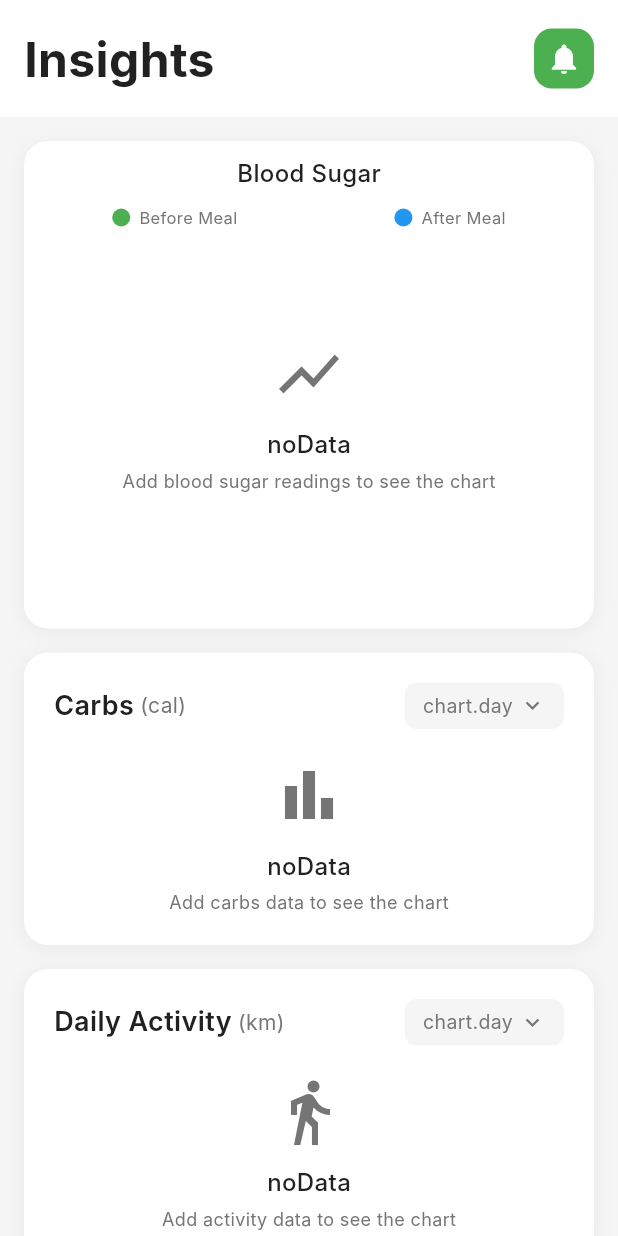
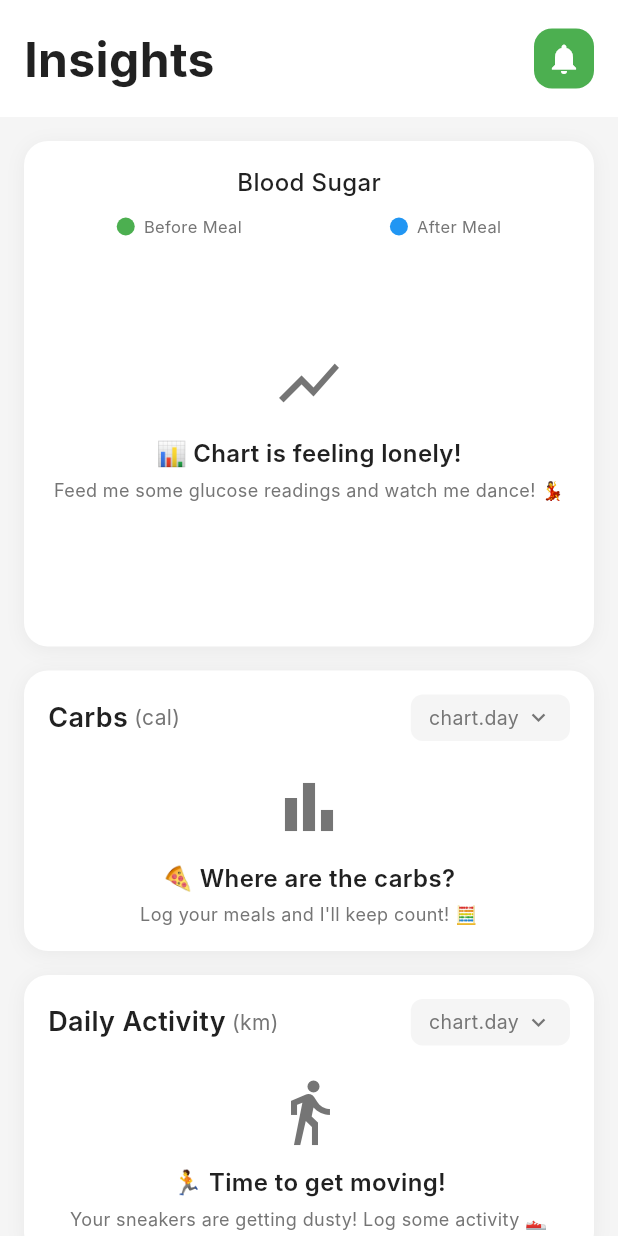
Before and after one commit to T-Man-05/diacare, a Flutter app: the InsightsPage screen opened directly, on a phone screen of 412 x 824 dp. Run offline on Flutter 3.47's test engine with Material 3 defaults, Android fonts, the phone set to English and light mode, and no system bars; our stand-ins replace equatable, fl_chart, flutter_bloc, shared_preferences, sqflite; accounts and stored records are empty; Roboto replaces fonts that are missing (Inter).

Commit message:
style(widgets): improve card styling with gradients, borders, and friendly empty states

```diff
--- a/lib/widgets/activity_chart.dart
+++ b/lib/widgets/activity_chart.dart
@@ -182,20 +182,21 @@ class ActivityChart extends StatelessWidget {
           ),
           const SizedBox(height: 12),
           Text(
-            l10n.noData,
+            '🏃 Time to get moving!',
             style: TextStyle(
               fontSize: 16,
-              fontWeight: FontWeight.w500,
+              fontWeight: FontWeight.w600,
               color: textPrimary,
             ),
           ),
           const SizedBox(height: 4),
           Text(
-            'Add activity data to see the chart',
+            'Your sneakers are getting dusty! Log some activity 👟',
             style: TextStyle(
               fontSize: 12,
               color: textSecondary,
             ),
+            textAlign: TextAlign.center,
           ),
         ],
       ),
--- a/lib/widgets/blood_sugar_chart.dart
+++ b/lib/widgets/blood_sugar_chart.dart
@@ -35,10 +35,10 @@ class BloodSugarChart extends StatelessWidget {
     final l10n = AppLocalizations.of(context);
 
     return Container(
-      padding: const EdgeInsets.all(10),
+      padding: const EdgeInsets.all(AppSpacing.cardPadding),
       decoration: BoxDecoration(
         color: isDark ? AppColors.darkCardBackground : AppColors.cardBackground,
-        borderRadius: BorderRadius.circular(16),
+        borderRadius: BorderRadius.circular(AppSpacing.cardRadius),
         boxShadow: [
           BoxShadow(
             color: Colors.black.withAlpha(isDark ? 51 : 13),
@@ -166,20 +166,21 @@ class BloodSugarChart extends StatelessWidget {
             ),
             const SizedBox(height: 12),
             Text(
-              l10n.noData,
+              '📊 Chart is feeling lonely!',
               style: TextStyle(
                 fontSize: 16,
-                fontWeight: FontWeight.w500,
+                fontWeight: FontWeight.w600,
                 color: textPrimary,
               ),
             ),
             const SizedBox(height: 4),
             Text(
-              'Add blood sugar readings to see the chart',
+              'Feed me some glucose readings and watch me dance! 💃',
               style: TextStyle(
                 fontSize: 12,
                 color: textSecondary,
               ),
+              textAlign: TextAlign.center,
             ),
           ],
         ),
--- a/lib/widgets/carbs_chart.dart
+++ b/lib/widgets/carbs_chart.dart
@@ -180,20 +180,21 @@ class CarbsChart extends StatelessWidget {
           ),
           const SizedBox(height: 12),
           Text(
-            l10n.noData,
+            '🍕 Where are the carbs?',
             style: TextStyle(
               fontSize: 16,
-              fontWeight: FontWeight.w500,
+              fontWeight: FontWeight.w600,
               color: textPrimary,
             ),
           ),
           const SizedBox(height: 4),
           Text(
-            'Add carbs data to see the chart',
+            'Log your meals and I\'ll keep count! 🧮',
             style: TextStyle(
               fontSize: 12,
               color: textSecondary,
             ),
+            textAlign: TextAlign.center,
           ),
         ],
       ),
--- a/lib/widgets/chart_card.dart
+++ b/lib/widgets/chart_card.dart
@@ -28,10 +28,10 @@ class ChartCard extends StatelessWidget {
     final l10n = AppLocalizations.of(context);
 
     return Container(
-      padding: const EdgeInsets.all(20),
+      padding: const EdgeInsets.all(AppSpacing.cardPadding),
       decoration: BoxDecoration(
         color: cardBackground,
-        borderRadius: BorderRadius.circular(16),
+        borderRadius: BorderRadius.circular(AppSpacing.cardRadius),
         boxShadow: [
           BoxShadow(
             color: Colors.black.withOpacity(isDark ? 0.2 : 0.05),
--- a/lib/widgets/reminder_card_widget.dart
+++ b/lib/widgets/reminder_card_widget.dart
@@ -61,7 +61,7 @@ class ReminderCardWidget extends StatelessWidget {
         padding: const EdgeInsets.all(14),
         decoration: BoxDecoration(
           color: isEnabled ? cardBackground : cardBackground.withOpacity(0.6),
-          borderRadius: BorderRadius.circular(16),
+          borderRadius: BorderRadius.circular(AppSpacing.cardRadius),
           border: Border.all(
             color: isSelected ? AppColors.primary : borderColor,
             width: isSelected ? 2.5 : 1.5,
```
Also changed, not shown: lib/widgets/info_card.dart (+17 -6 lines).
